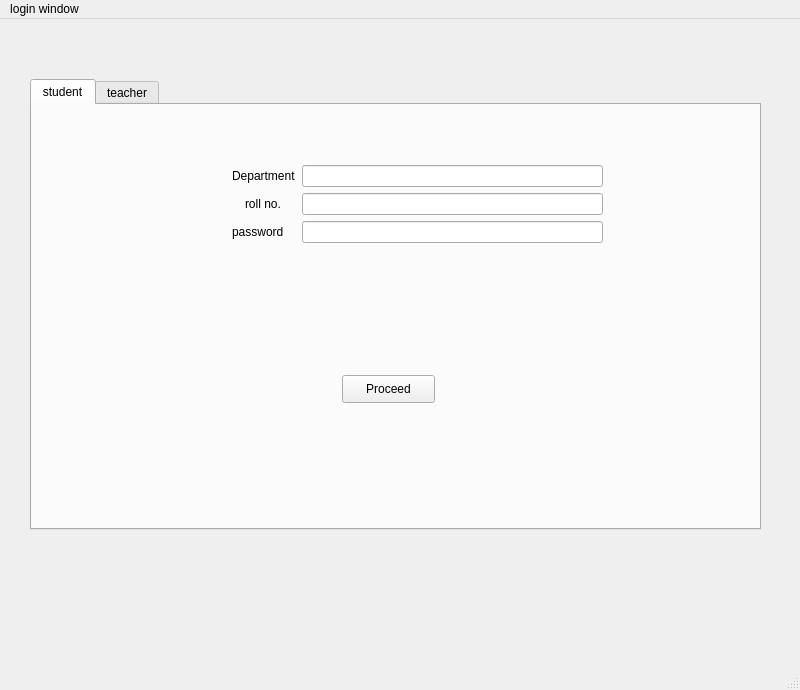
Qt form Gui/NewLoginWindow.ui (VaradMash/Teacher_Finder) before a commit.
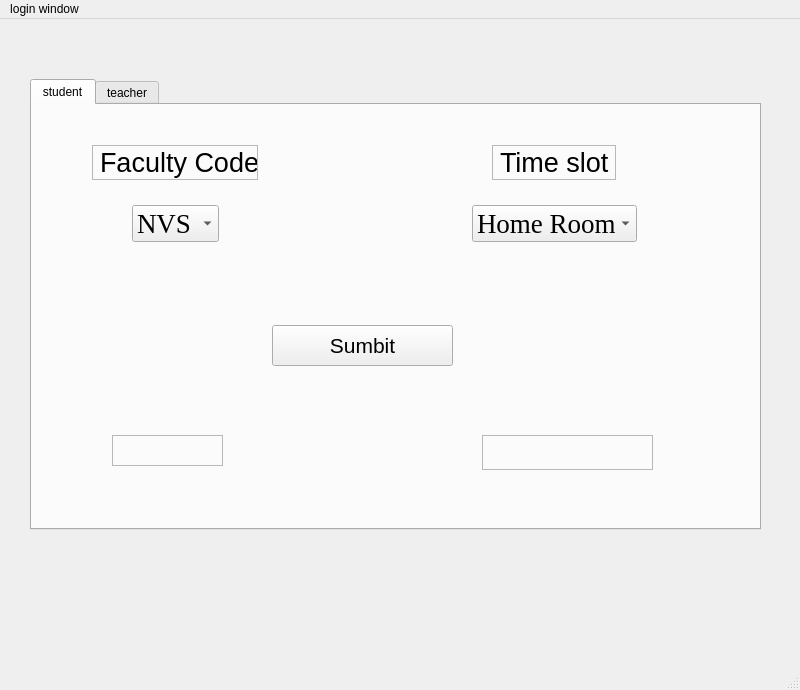
The same form after that commit. The open tabs and pages were chosen to show the change. Icons and pictures are not drawn.

The edit to the form file:
```diff
--- a/Gui/NewLoginWindow.ui
+++ b/Gui/NewLoginWindow.ui
@@ -30,89 +30,231 @@
      <attribute name="title">
       <string>student</string>
      </attribute>
-     <widget class="QWidget" name="formLayoutWidget">
+     <widget class="QComboBox" name="comboBox1">
       <property name="geometry">
        <rect>
-        <x>200</x>
-        <y>60</y>
-        <width>371</width>
-        <height>161</height>
+        <x>100</x>
+        <y>100</y>
+        <width>87</width>
+        <height>37</height>
        </rect>
       </property>
-      <layout class="QFormLayout" name="formLayout">
-       <item row="0" column="0">
-        <widget class="QLabel" name="departmentLabel">
-         <property name="text">
-          <string>Department</string>
-         </property>
-        </widget>
-       </item>
-       <item row="0" column="1">
-        <widget class="QLineEdit" name="departmentLineEdit"/>
-       </item>
-       <item row="1" column="0">
-        <widget class="QLabel" name="rollNoLabel">
-         <property name="maximumSize">
-          <size>
-           <width>16777215</width>
-           <height>16777215</height>
-          </size>
-         </property>
-         <property name="sizeIncrement">
-          <size>
-           <width>5</width>
-           <height>0</height>
-          </size>
-         </property>
-         <property name="lineWidth">
-          <number>16</number>
-         </property>
-         <property name="midLineWidth">
-          <number>15</number>
-         </property>
-         <property name="text">
-          <string>roll no.</string>
-         </property>
-         <property name="textFormat">
-          <enum>Qt::RichText</enum>
-         </property>
-         <property name="alignment">
-          <set>Qt::AlignLeading|Qt::AlignLeft|Qt::AlignVCenter</set>
-         </property>
-         <property name="indent">
-          <number>13</number>
-         </property>
-         <property name="textInteractionFlags">
-          <set>Qt::LinksAccessibleByMouse</set>
-         </property>
-        </widget>
-       </item>
-       <item row="1" column="1">
-        <widget class="QLineEdit" name="rollNoLineEdit"/>
-       </item>
-       <item row="2" column="0">
-        <widget class="QLabel" name="passwordLabel">
-         <property name="text">
-          <string>password</string>
-         </property>
-        </widget>
-       </item>
-       <item row="2" column="1">
-        <widget class="QLineEdit" name="passwordLineEdit"/>
-       </item>
-      </layout>
+      <property name="font">
+       <font>
+        <family>Times New Roman</family>
+        <pointsize>20</pointsize>
+       </font>
+      </property>
+      <property name="statusTip">
+       <string>Select the required faculty</string>
+      </property>
+      <property name="autoFillBackground">
+       <bool>false</bool>
+      </property>
+      <property name="editable">
+       <bool>false</bool>
+      </property>
+      <property name="maxVisibleItems">
+       <number>50</number>
+      </property>
+      <property name="sizeAdjustPolicy">
+       <enum>QComboBox::AdjustToContentsOnFirstShow</enum>
+      </property>
+      <property name="duplicatesEnabled">
+       <bool>false</bool>
+      </property>
+      <item>
+       <property name="text">
+        <string>NVS</string>
+       </property>
+      </item>
+      <item>
+       <property name="text">
+        <string>MDB</string>
+       </property>
+      </item>
+      <item>
+       <property name="text">
+        <string>NPS</string>
+       </property>
+      </item>
+      <item>
+       <property name="text">
+        <string>LL</string>
+       </property>
+      </item>
      </widget>
-     <widget class="QPushButton" name="pushButton_2">
+     <widget class="QLabel" name="label2">
       <property name="geometry">
        <rect>
-        <x>310</x>
-        <y>270</y>
-        <width>93</width>
-        <height>28</height>
+        <x>460</x>
+        <y>40</y>
+        <width>124</width>
+        <height>35</height>
        </rect>
       </property>
+      <property name="font">
+       <font>
+        <pointsize>20</pointsize>
+       </font>
+      </property>
+      <property name="frameShape">
+       <enum>QFrame::StyledPanel</enum>
+      </property>
       <property name="text">
-       <string>Proceed</string>
+       <string>Time slot</string>
+      </property>
+     </widget>
+     <widget class="QLabel" name="label1">
+      <property name="geometry">
+       <rect>
+        <x>60</x>
+        <y>40</y>
+        <width>166</width>
+        <height>35</height>
+       </rect>
+      </property>
+      <property name="font">
+       <font>
+        <pointsize>20</pointsize>
+       </font>
+      </property>
+      <property name="frameShape">
+       <enum>QFrame::StyledPanel</enum>
+      </property>
+      <property name="text">
+       <string>Faculty Code</string>
+      </property>
+     </widget>
+     <widget class="QPushButton" name="submitNLW">
+      <property name="geometry">
+       <rect>
+        <x>240</x>
+        <y>220</y>
+        <width>181</width>
+        <height>41</height>
+       </rect>
+      </property>
+      <property name="font">
+       <font>
+        <pointsize>16</pointsize>
+       </font>
+      </property>
+      <property name="text">
+       <string>Sumbit</string>
+      </property>
+     </widget>
+     <widget class="QLabel" name="labelx">
+      <property name="geometry">
+       <rect>
+        <x>80</x>
+        <y>330</y>
+        <width>111</width>
+        <height>31</height>
+       </rect>
+      </property>
+      <property name="font">
+       <font>
+        <pointsize>20</pointsize>
+       </font>
+      </property>
+      <property name="frameShape">
+       <enum>QFrame::StyledPanel</enum>
+      </property>
+      <property name="text">
+       <string/>
+      </property>
+     </widget>
+     <widget class="QComboBox" name="comboBox2">
+      <property name="geometry">
+       <rect>
+        <x>440</x>
+        <y>100</y>
+        <width>165</width>
+        <height>37</height>
+       </rect>
+      </property>
+      <property name="font">
+       <font>
+        <family>Times New Roman</family>
+        <pointsize>20</pointsize>
+       </font>
+      </property>
+      <property name="statusTip">
+       <string>Select the time slot</string>
+      </property>
+      <property name="autoFillBackground">
+       <bool>false</bool>
+      </property>
+      <property name="maxVisibleItems">
+       <number>50</number>
+      </property>
+      <property name="sizeAdjustPolicy">
+       <enum>QComboBox::AdjustToContentsOnFirstShow</enum>
+      </property>
+      <property name="duplicatesEnabled">
+       <bool>false</bool>
+      </property>
+      <item>
+       <property name="text">
+        <string>Home Room</string>
+       </property>
+      </item>
+      <item>
+       <property name="text">
+        <string>8:00-9:00</string>
+       </property>
+      </item>
+      <item>
+       <property name="text">
+        <string>9:00-10:00</string>
+       </property>
+      </item>
+      <item>
+       <property name="text">
+        <string>10:15-11:15</string>
+       </property>
+      </item>
+      <item>
+       <property name="text">
+        <string>11:15-12:15</string>
+       </property>
+      </item>
+      <item>
+       <property name="text">
+        <string>1:00-2:00</string>
+       </property>
+      </item>
+      <item>
+       <property name="text">
+        <string>2:00-3:00</string>
+       </property>
+      </item>
+      <item>
+       <property name="text">
+        <string>3:00-4:00</string>
+       </property>
+      </item>
+     </widget>
+     <widget class="QLabel" name="labely">
+      <property name="geometry">
+       <rect>
+        <x>450</x>
+        <y>330</y>
+        <width>171</width>
+        <height>35</height>
+       </rect>
+      </property>
+      <property name="font">
+       <font>
+        <pointsize>20</pointsize>
+       </font>
+      </property>
+      <property name="frameShape">
+       <enum>QFrame::StyledPanel</enum>
+      </property>
+      <property name="text">
+       <string/>
       </property>
      </widget>
     </widget>
```
Left out of the diff: 2 changed lines with no effect on the pictures.
